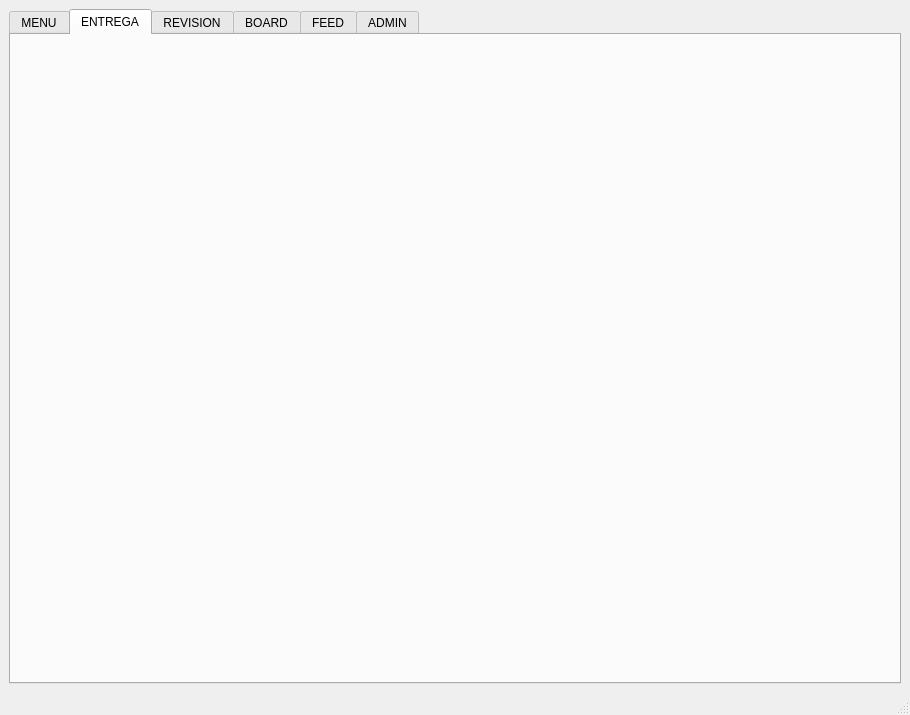
Before: the Qt Designer form Proyecto_silabos_2/cframe.ui in EmaGaleas/Proyecto_BaseDatos_Silabos, drawn with Qt 5.
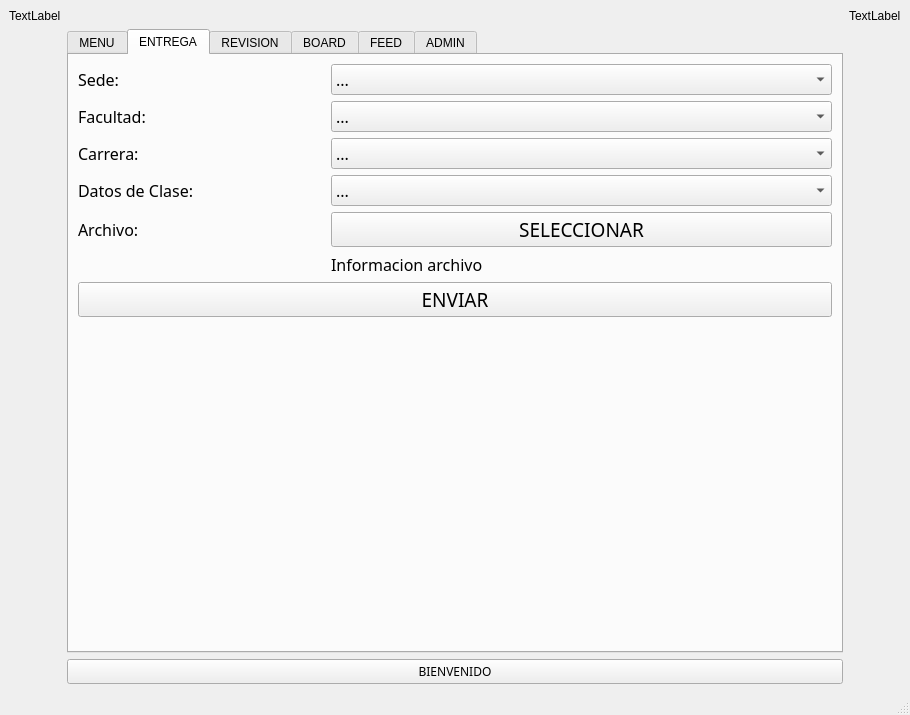
After: the same form once the commit is applied. The open tabs and pages were chosen to show the change.

```diff
--- a/Proyecto_silabos_2/cframe.ui
+++ b/Proyecto_silabos_2/cframe.ui
@@ -15,7 +15,46 @@
   </property>
   <widget class="QWidget" name="centralwidget">
    <layout class="QGridLayout" name="gridLayout">
-    <item row="0" column="0">
+    <item row="0" column="2">
+     <widget class="QLabel" name="lbl_color3">
+      <property name="text">
+       <string>TextLabel</string>
+      </property>
+     </widget>
+    </item>
+    <item row="2" column="1">
+     <widget class="QPushButton" name="btn_sesion">
+      <property name="font">
+       <font>
+        <family>Microsoft JhengHei</family>
+       </font>
+      </property>
+      <property name="text">
+       <string>BIENVENIDO</string>
+      </property>
+     </widget>
+    </item>
+    <item row="0" column="1">
+     <widget class="QLabel" name="lbl_png">
+      <property name="text">
+       <string/>
+      </property>
+      <property name="scaledContents">
+       <bool>false</bool>
+      </property>
+      <property name="alignment">
+       <set>Qt::AlignCenter</set>
+      </property>
+     </widget>
+    </item>
+    <item row="1" column="2" rowspan="2">
+     <widget class="QLabel" name="lbl_color2">
+      <property name="text">
+       <string/>
+      </property>
+     </widget>
+    </item>
+    <item row="1" column="1">
      <widget class="QTabWidget" name="tabWidget">
       <property name="currentIndex">
        <number>3</number>
@@ -29,6 +68,199 @@
        <attribute name="title">
         <string>ENTREGA</string>
        </attribute>
+       <layout class="QGridLayout" name="gridLayout_3">
+        <item row="1" column="0">
+         <widget class="QLabel" name="Elbl_facultad">
+          <property name="font">
+           <font>
+            <family>Microsoft JhengHei</family>
+            <pointsize>12</pointsize>
+           </font>
+          </property>
+          <property name="text">
+           <string>Facultad:</string>
+          </property>
+         </widget>
+        </item>
+        <item row="8" column="1">
+         <spacer name="Espace">
+          <property name="orientation">
+           <enum>Qt::Vertical</enum>
+          </property>
+          <property name="sizeHint" stdset="0">
+           <size>
+            <width>20</width>
+            <height>40</height>
+           </size>
+          </property>
+         </spacer>
+        </item>
+        <item row="4" column="0">
+         <widget class="QLabel" name="Elbl_clase">
+          <property name="font">
+           <font>
+            <family>Microsoft JhengHei</family>
+            <pointsize>12</pointsize>
+           </font>
+          </property>
+          <property name="text">
+           <string>Datos de Clase:</string>
+          </property>
+         </widget>
+        </item>
+        <item row="0" column="0">
+         <widget class="QLabel" name="Elbl_sede">
+          <property name="font">
+           <font>
+            <family>Microsoft JhengHei</family>
+            <pointsize>12</pointsize>
+           </font>
+          </property>
+          <property name="text">
+           <string>Sede:</string>
+          </property>
+         </widget>
+        </item>
+        <item row="4" column="1" colspan="2">
+         <widget class="QComboBox" name="Ecb_clases">
+          <property name="font">
+           <font>
+            <family>Microsoft JhengHei</family>
+            <pointsize>12</pointsize>
+           </font>
+          </property>
+          <item>
+           <property name="text">
+            <string>...</string>
+           </property>
+          </item>
+         </widget>
+        </item>
+        <item row="5" column="0">
+         <widget class="QLabel" name="Elbl_archivo">
+          <property name="font">
+           <font>
+            <family>Microsoft JhengHei</family>
+            <pointsize>12</pointsize>
+           </font>
+          </property>
+          <property name="text">
+           <string>Archivo:</string>
+          </property>
+         </widget>
+        </item>
+        <item row="3" column="0">
+         <widget class="QLabel" name="Elbl_carrera">
+          <property name="font">
+           <font>
+            <family>Microsoft JhengHei</family>
+            <pointsize>12</pointsize>
+           </font>
+          </property>
+          <property name="text">
+           <string>Carrera:</string>
+          </property>
+         </widget>
+        </item>
+        <item row="3" column="1" colspan="2">
+         <widget class="QComboBox" name="Ecb_carrera">
+          <property name="font">
+           <font>
+            <family>Microsoft JhengHei</family>
+            <pointsize>12</pointsize>
+           </font>
+          </property>
+          <item>
+           <property name="text">
+            <string>...</string>
+           </property>
+          </item>
+         </widget>
+        </item>
+        <item row="1" column="1" colspan="2">
+         <widget class="QComboBox" name="Ecb_facultad">
+          <property name="font">
+           <font>
+            <family>Microsoft JhengHei</family>
+            <pointsize>12</pointsize>
+           </font>
+          </property>
+          <item>
+           <property name="text">
+            <string>...</string>
+           </property>
+          </item>
+         </widget>
+        </item>
+        <item row="0" column="1" colspan="2">
+         <widget class="QComboBox" name="Ecb_sede">
+          <property name="font">
+           <font>
+            <family>Microsoft JhengHei</family>
+            <pointsize>12</pointsize>
+           </font>
+          </property>
+          <item>
+           <property name="text">
+            <string>...</string>
+           </property>
+          </item>
+          <item>
+           <property name="text">
+            <string>UNITEC</string>
+           </property>
+          </item>
+          <item>
+           <property name="text">
+            <string>CEUTEC</string>
+           </property>
+          </item>
+         </widget>
+        </item>
+        <item row="6" column="1" colspan="2">
+         <widget class="QLabel" name="Elbl_path_archivo">
+          <property name="font">
+           <font>
+            <family>Microsoft JhengHei</family>
+            <pointsize>12</pointsize>
+           </font>
+          </property>
+          <property name="text">
+           <string>Informacion archivo</string>
+          </property>
+         </widget>
+        </item>
+        <item row="5" column="1" colspan="2">
+         <widget class="QPushButton" name="Ebtn_archivo">
+          <property name="font">
+           <font>
+            <family>Microsoft JhengHei</family>
+            <pointsize>14</pointsize>
+            <weight>50</weight>
+            <bold>false</bold>
+           </font>
+          </property>
+          <property name="text">
+           <string>SELECCIONAR</string>
+          </property>
+         </widget>
+        </item>
+        <item row="7" column="0" colspan="3">
+         <widget class="QPushButton" name="Ebtn_enviar">
+          <property name="font">
+           <font>
+            <family>Microsoft JhengHei</family>
+            <pointsize>14</pointsize>
+            <weight>50</weight>
+            <bold>false</bold>
+           </font>
+          </property>
+          <property name="text">
+           <string>ENVIAR</string>
+          </property>
+         </widget>
+        </item>
+       </layout>
       </widget>
       <widget class="QWidget" name="tab_3">
        <attribute name="title">
@@ -52,6 +284,20 @@
       </widget>
      </widget>
     </item>
+    <item row="0" column="0">
+     <widget class="QLabel" name="lbl_color4">
+      <property name="text">
+       <string>TextLabel</string>
+      </property>
+     </widget>
+    </item>
+    <item row="1" column="0" rowspan="2">
+     <widget class="QLabel" name="lbl_color1">
+      <property name="text">
+       <string/>
+      </property>
+     </widget>
+    </item>
    </layout>
   </widget>
   <widget class="QMenuBar" name="menubar">
```
Left out of the diff: 552 changed lines with no effect on the pictures.
